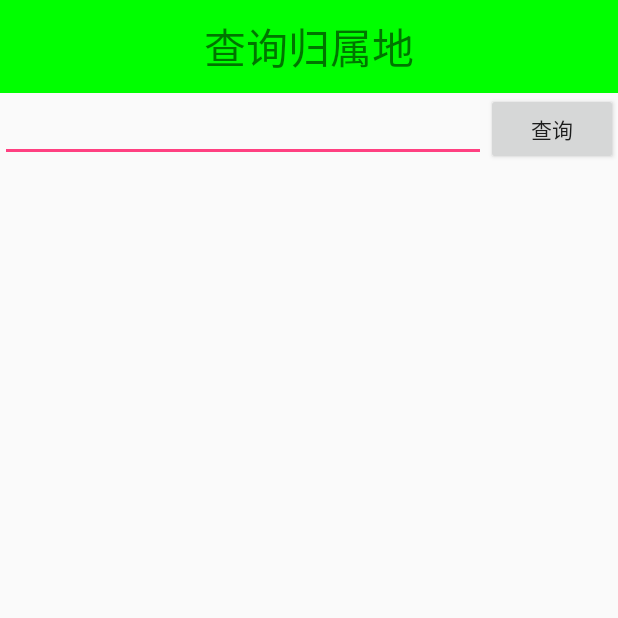
After one commit to trayvon2017/mobileSafe, an Android app: the LookForGuishudiActivity screen opened directly, with no data from a screen before it, on a phone screen of 412 x 824 dp, the top half of it. The commit adds this screen. Run offline under Robolectric (Android 15) with nearby library versions, the phone set to English and light mode, and no system bars.

Commit message:
guishudi complete

```diff
--- a/app/src/main/java/com/example/dengdeng/mobilesafe/activity/HomeActivity.java
+++ b/app/src/main/java/com/example/dengdeng/mobilesafe/activity/HomeActivity.java
@@ -65,7 +65,11 @@ public class HomeActivity extends AppCompatActivity {
                         }
 
                         break;
-
+                    case 7:
+                        //高级工具
+                        Intent intent2 = new Intent(HomeActivity.this,AdvancedToolsActivity.class);
+                        startActivity(intent2);
+                        break;
                     case 8:
                         //进入设置中心
                         Intent intent = new Intent(HomeActivity.this,SettingActivity.class);
--- /dev/null
+++ b/app/src/main/java/com/example/dengdeng/mobilesafe/activity/LookForGuishudiActivity.java
@@ -0,0 +1,156 @@
+package com.example.dengdeng.mobilesafe.activity;
+
+import android.content.res.AssetManager;
+import android.os.Handler;
+import android.os.Message;
+import android.support.v7.app.AppCompatActivity;
+import android.os.Bundle;
+import android.text.Editable;
+import android.text.TextUtils;
+import android.text.TextWatcher;
+import android.view.View;
+import android.view.animation.Animation;
+import android.view.animation.AnimationUtils;
+import android.widget.Button;
+import android.widget.EditText;
+import android.widget.TextView;
+
+import com.example.dengdeng.mobilesafe.R;
+import com.example.dengdeng.mobilesafe.engine.AddressDao;
+
+import java.io.File;
+import java.io.FileOutputStream;
+import java.io.IOException;
+import java.io.InputStream;
+import java.util.regex.Matcher;
+import java.util.regex.Pattern;
+
+public class LookForGuishudiActivity extends AppCompatActivity {
+
+    private EditText et_phoneNum;
+    private Button btn_lookforguishudi;
+    private TextView tv_guishudi_result;
+    private Handler handler = new Handler(){
+        @Override
+        public void handleMessage(Message msg) {
+            switch (msg.what){
+                case 0:
+                    //得到查询结果显示到textview
+                    tv_guishudi_result.setText("未查询到有效归属地，请重新输入");
+                    break;
+                case 1:
+                    //得到查询结果显示到textview
+                    tv_guishudi_result.setText((String)msg.obj);
+                    break;
+            }
+        }
+    };
+    @Override
+    protected void onCreate(Bundle savedInstanceState) {
+        super.onCreate(savedInstanceState);
+        setContentView(R.layout.activity_look_for_guishudi);
+        initDataBase();
+        initUI();
+    }
+
+    private void initDataBase() {
+        //初始化归属地数据库
+        final File file = new File(getFilesDir(),"address.db");
+        if (!file.exists()){
+            //数据库不存在，需要先从assets下拷贝
+            new Thread(new Runnable() {
+                @Override
+                public void run() {
+                    AssetManager assets = getAssets();
+                    try {
+                        InputStream inputStream = assets.open("address.db");
+                        FileOutputStream outputStream = new FileOutputStream(file);
+                        byte[] bytes = new byte[1024];
+                        int length = -1;
+                        while((length=inputStream.read(bytes))!=-1){
+                            outputStream.write(bytes,0,length);
+                        }
+                        outputStream.close();
+                        inputStream.close();
+                    } catch (IOException e) {
+                        e.printStackTrace();
+                    }
+                }
+            }).start();
+        }
+    }
+
+    private void initUI() {
+        et_phoneNum = (EditText) findViewById(R.id.et_phoneNum);
+        btn_lookforguishudi = (Button) findViewById(R.id.btn_lookforguishudi);
+        tv_guishudi_result = (TextView) findViewById(R.id.tv_guishudi_result);
+        btn_lookforguishudi.setOnClickListener(new View.OnClickListener() {
+            @Override
+            public void onClick(View v) {
+                //点击btn的时候执行获取到ET中的内容进行查询操作
+                String phoneNumStr = et_phoneNum.getText().toString().trim();
+                String regex = "^1[3-8]\\\\d{9}";
+                Pattern p= Pattern.compile(regex);
+                Matcher m=p.matcher(phoneNumStr);
+                if (phoneNumStr.length()>=7){
+                    //判断属于手机号
+                    //进行数据库的查询操作
+                    String result = queryPhoneNum(phoneNumStr);
+                    Message message = Message.obtain();
+                    if (!TextUtils.isEmpty(result)){
+                        message.what = 1;
+                        message.obj = result;
+                        handler.sendMessage(message);
+                    }else{
+                        handler.sendEmptyMessage(0);
+                    }
+                }else{
+                    Animation shake = AnimationUtils.loadAnimation(
+                            getApplicationContext(), R.anim.shake);
+                    et_phoneNum.startAnimation(shake);
+                    tv_guishudi_result.setText("未查询到有效归属地，请重新输入");
+                }
+            }
+        });
+        et_phoneNum.addTextChangedListener(new TextWatcher() {
+            @Override
+            public void beforeTextChanged(CharSequence s, int start, int count, int after) {
+
+            }
+
+            @Override
+            public void onTextChanged(CharSequence s, int start, int before, int count) {
+
+            }
+
+            @Override
+            public void afterTextChanged(Editable s) {
+                String phoneNumStr = et_phoneNum.getText().toString().trim();
+                String regex = "^1[3-8]\\\\d{9}";
+                Pattern p= Pattern.compile(regex);
+                Matcher m=p.matcher(phoneNumStr);
+                if (phoneNumStr.length()>=7){
+                    //判断属于手机号
+                    //进行数据库的查询操作
+                    String result = queryPhoneNum(phoneNumStr);
+                    Message message = Message.obtain();
+                    if (!TextUtils.isEmpty(result)){
+                        message.what = 1;
+                        message.obj = result;
+                        handler.sendMessage(message);
+                    }else{
+                        handler.sendEmptyMessage(0);
+                    }
+                }else{
+                    tv_guishudi_result.setText("未查询到有效归属地，请重新输入");
+                }
+            }
+        });
+    }
+
+    private String queryPhoneNum(String phoneNumStr) {
+        AddressDao dao = new AddressDao(getApplicationContext());
+        String address = dao.getAddress(phoneNumStr);
+        return address;
+    }
+}
--- /dev/null
+++ b/app/src/main/res/anim/cycle_7.xml
@@ -0,0 +1,17 @@
+<?xml version="1.0" encoding="utf-8"?>
+<!-- Copyright (C) 2007 The Android Open Source Project
+
+     Licensed under the Apache License, Version 2.0 (the "License");
+     you may not use this file except in compliance with the License.
+     You may obtain a copy of the License at
+
+          http://www.apache.org/licenses/LICENSE-2.0
+
+     Unless required by applicable law or agreed to in writing, software
+     distributed under the License is distributed on an "AS IS" BASIS,
+     WITHOUT WARRANTIES OR CONDITIONS OF ANY KIND, either express or implied.
+     See the License for the specific language governing permissions and
+     limitations under the License.
+-->
+
+<cycleInterpolator xmlns:android="http://schemas.android.com/apk/res/android" android:cycles="7" />
--- /dev/null
+++ b/app/src/main/res/anim/shake.xml
@@ -0,0 +1,21 @@
+<?xml version="1.0" encoding="utf-8"?>
+<!-- Copyright (C) 2007 The Android Open Source Project
+
+     Licensed under the Apache License, Version 2.0 (the "License");
+     you may not use this file except in compliance with the License.
+     You may obtain a copy of the License at
+
+          http://www.apache.org/licenses/LICENSE-2.0
+
+     Unless required by applicable law or agreed to in writing, software
+     distributed under the License is distributed on an "AS IS" BASIS,
+     WITHOUT WARRANTIES OR CONDITIONS OF ANY KIND, either express or implied.
+     See the License for the specific language governing permissions and
+     limitations under the License.
+-->
+
+<translate xmlns:android="http://schemas.android.com/apk/res/android"
+    android:fromXDelta="0"
+    android:toXDelta="10"
+    android:duration="1000"
+    android:interpolator="@anim/cycle_7" />
--- /dev/null
+++ b/app/src/main/res/drawable/selector_tools.xml
@@ -0,0 +1,6 @@
+<?xml version="1.0" encoding="utf-8"?>
+<selector xmlns:android="http://schemas.android.com/apk/res/android">
+    <item android:state_pressed="true"
+        android:drawable="@android:color/background_light" /> <!-- 选中按钮图片 -->
+    <item android:drawable="@android:color/darker_gray" /> <!-- 默认图片-->
+</selector>
--- /dev/null
+++ b/app/src/main/res/layout/activity_look_for_guishudi.xml
@@ -0,0 +1,32 @@
+<?xml version="1.0" encoding="utf-8"?>
+<LinearLayout xmlns:android="http://schemas.android.com/apk/res/android"
+    xmlns:tools="http://schemas.android.com/tools"
+    android:layout_width="match_parent"
+    android:layout_height="match_parent"
+    android:orientation="vertical"
+    tools:context="com.example.dengdeng.mobilesafe.activity.LookForGuishudiActivity">
+    <TextView
+        android:text="查询归属地"
+        style="@style/MyTitleStyle" />
+    <LinearLayout
+        android:layout_width="match_parent"
+        android:layout_height="wrap_content">
+        <EditText
+            android:id="@+id/et_phoneNum"
+            android:inputType="phone"
+            android:layout_weight="1"
+            android:layout_width="0dp"
+            android:layout_height="wrap_content" />.
+        <Button
+            android:id="@+id/btn_lookforguishudi"
+            android:text="查询"
+            android:layout_width="wrap_content"
+            android:layout_height="wrap_content" />
+
+    </LinearLayout>
+   <TextView
+       android:id="@+id/tv_guishudi_result"
+       android:layout_width="match_parent"
+       android:layout_height="wrap_content" />
+
+</LinearLayout>
```
Also changed, not shown: app/src/main/AndroidManifest.xml (+20 -31 lines), app/src/main/java/com/example/dengdeng/mobilesafe/activity/AdvancedToolsActivity.java (added, +33 -0 lines), app/src/main/java/com/example/dengdeng/mobilesafe/engine/AddressDao.java (added, +32 -0 lines), app/src/main/res/layout/activity_advanced_tools.xml (added, +45 -0 lines), 1 other file.
